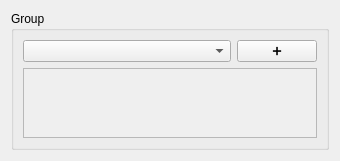
Above: noether_gui/ui/plugin_loader_widget.ui from ros-industrial/noether before the change. Below: the same form after it.
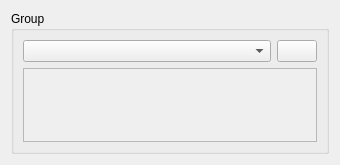
That is the form after the change. Icons and pictures are not drawn.

Commit message: Use standard + icon for plugin loader

Patch:
```diff
--- a/noether_gui/ui/plugin_loader_widget.ui
+++ b/noether_gui/ui/plugin_loader_widget.ui
@@ -7,7 +7,7 @@
     <x>0</x>
     <y>0</y>
     <width>340</width>
-    <height>159</height>
+    <height>165</height>
    </rect>
   </property>
   <property name="windowTitle">
@@ -39,8 +39,8 @@
             <verstretch>0</verstretch>
            </sizepolicy>
           </property>
-          <property name="text">
-           <string>➕</string>
+          <property name="icon">
+           <iconset theme="list-add"/>
           </property>
          </widget>
         </item>
```
